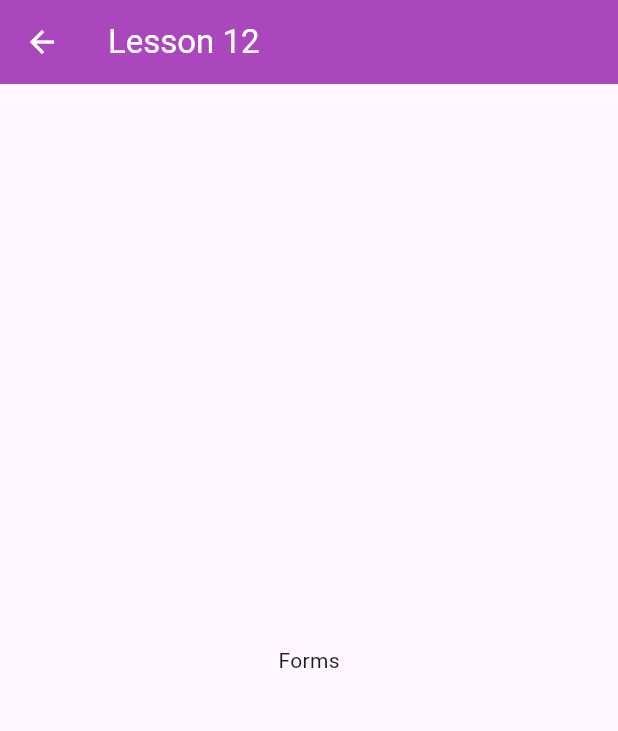
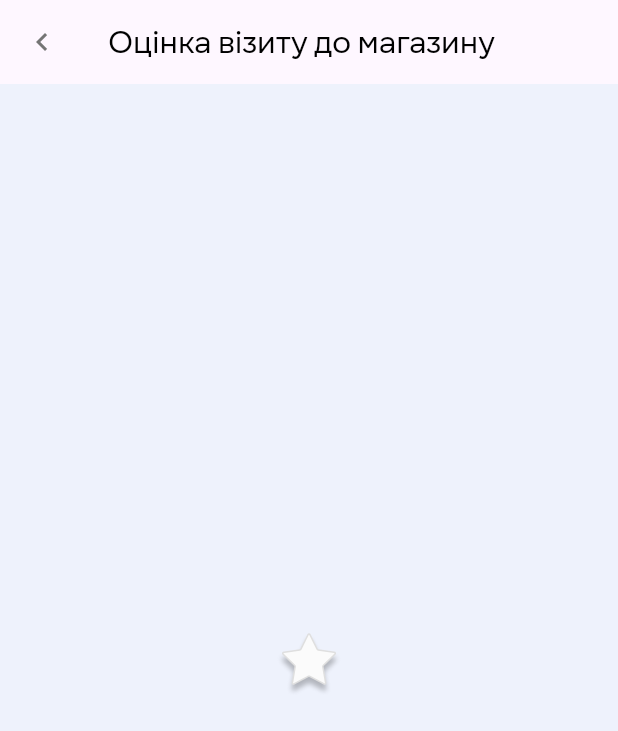
Before and after one commit to nazarenkodima/flutter_learning_journey, a Flutter app: the screen it shows after launch, after a tap on "Lesson 12", on a phone screen of 412 x 824 dp. Shown: the top 731 px of the screen. Run offline on Flutter 3.47's test engine with Material 3 defaults, Android fonts, the phone set to English and light mode, and no system bars.

Commit message:
feat: add assets

```diff
--- a/lib/lesson_12/homework_12.dart
+++ b/lib/lesson_12/homework_12.dart
@@ -12,11 +12,19 @@ class _FormsState extends State<Forms> {
   Widget build(BuildContext context) {
     return Scaffold(
       appBar: AppBar(
-        title: const Text('Lesson 12'),
-        backgroundColor: Colors.purple.shade400,
-        foregroundColor: Colors.white,
+        title: const Text('Оцінка візиту до магазину'),
+        leading: Icon(
+          Icons.chevron_left,
+          size: 24,
+          color: Colors.grey.shade600,
+        ),
+
+        foregroundColor: Colors.black,
       ),
-      body: const Center(child: Text('Forms')),
+      body: Center(
+        child: Image.asset('assets/images/rating_empty.png', width: 48),
+      ),
+      backgroundColor: const Color(0xFFEEF2FC),
     );
   }
 }
--- a/lib/main.dart
+++ b/lib/main.dart
@@ -13,7 +13,7 @@ class FlutterLab extends StatelessWidget {
   Widget build(BuildContext context) {
     return MaterialApp(
       title: 'Flutter Lab',
-      theme: ThemeData(),
+      theme: ThemeData(fontFamily: 'SilpoText'),
       home: const HomeScreen(),
     );
   }
@@ -83,7 +83,7 @@ class FeatureCard extends StatelessWidget {
                 ),
               ),
               Icon(
-                Icons.arrow_forward_ios,
+                Icons.arrow_forward_ios_sharp,
                 size: 16,
                 color: Colors.grey.shade600,
               ),
```
Also changed, not shown: pubspec.yaml (+17 -0 lines), assets/fonts/SilpoText-Bold.ttf (added), assets/fonts/SilpoText-ExtraBold.ttf (added), assets/fonts/SilpoText-Medium.ttf (added), assets/fonts/SilpoText-Regular.ttf (added), assets/fonts/SilpoText-SemiBold.ttf (added), assets/images/rating_empty.png (added), assets/images/rating_filled.png (added).
